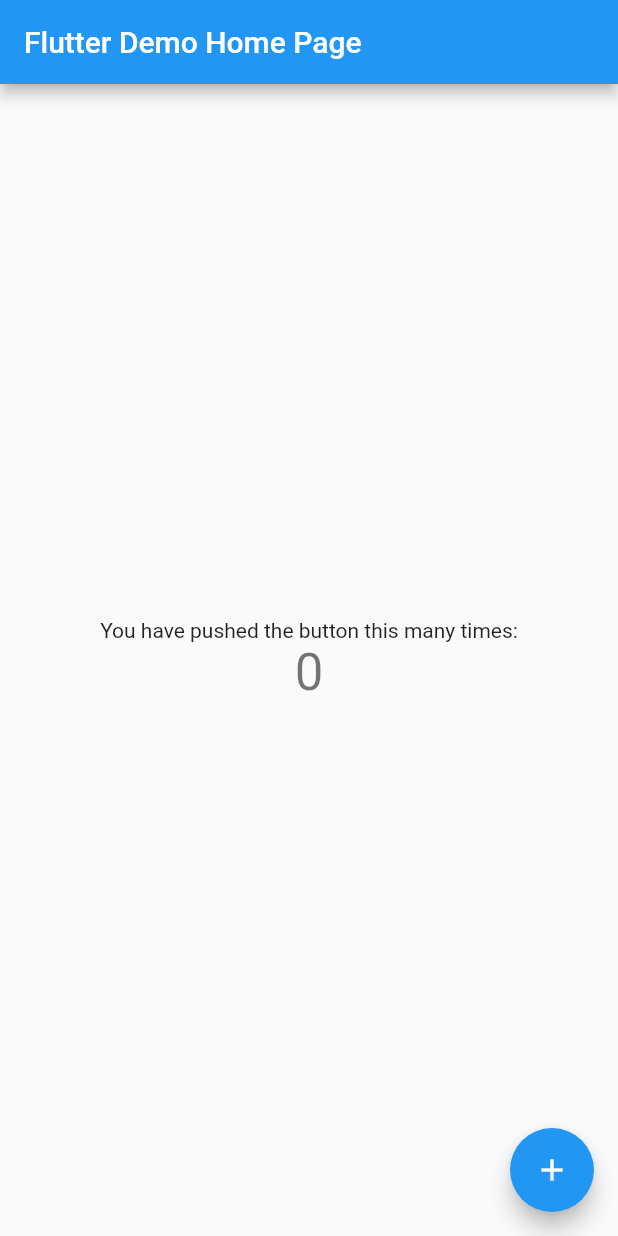
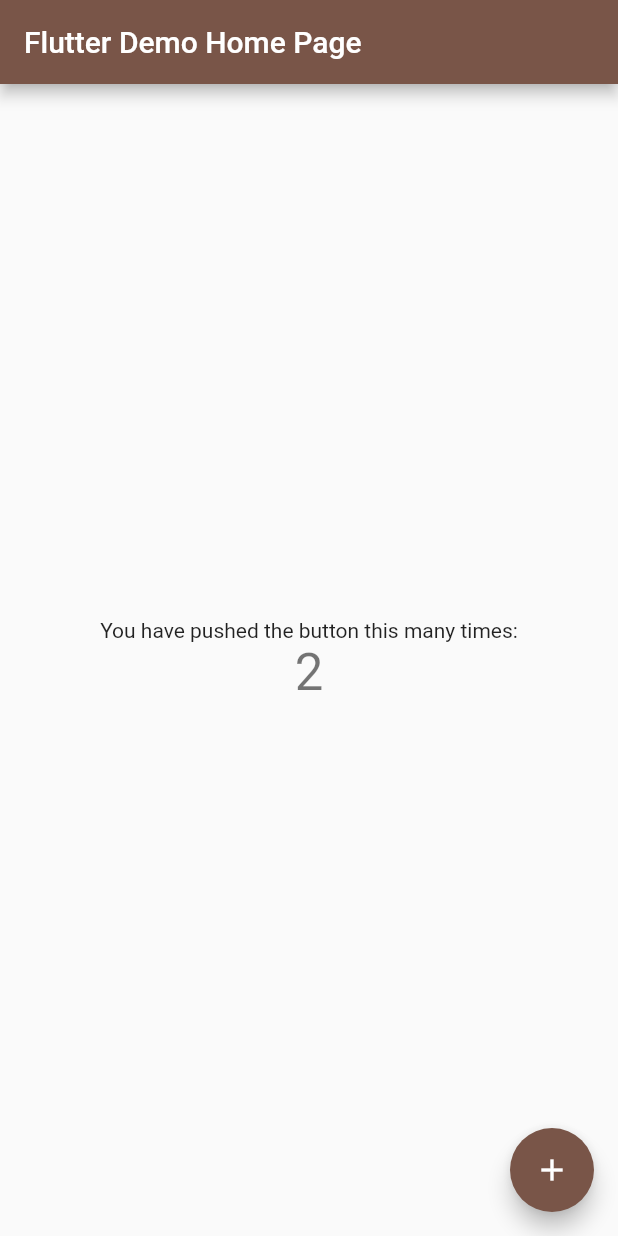
Before and after one commit to M-B-S-R/law_hub, a Flutter app: the screen it shows after launch, on a phone screen of 412 x 824 dp. Run offline on Flutter 3.47's test engine with Material 2 defaults, Android fonts, the phone set to English and light mode, and no system bars.

Commit message:
color change kiya hai nav bar ka

```diff
--- a/lib/main.dart
+++ b/lib/main.dart
@@ -11,7 +11,7 @@ class MyApp extends StatelessWidget {
   @override
   Widget build(BuildContext context) {
     return MaterialApp(
-      title: 'Flutter Demo',
+      title: 'Law Hub',
       theme: ThemeData(
         // This is the theme of your application.
         //
@@ -22,7 +22,7 @@ class MyApp extends StatelessWidget {
         // or simply save your changes to "hot reload" in a Flutter IDE).
         // Notice that the counter didn't reset back to zero; the application
         // is not restarted.
-        primarySwatch: Colors.blue,
+        primarySwatch: Colors.brown,
       ),
       home: const MyHomePage(title: 'Flutter Demo Home Page'),
     );
@@ -48,7 +48,7 @@ class MyHomePage extends StatefulWidget {
 }
 
 class _MyHomePageState extends State<MyHomePage> {
-  int _counter = 0;
+  int _counter = 2;
 
   void _incrementCounter() {
     setState(() {
```
